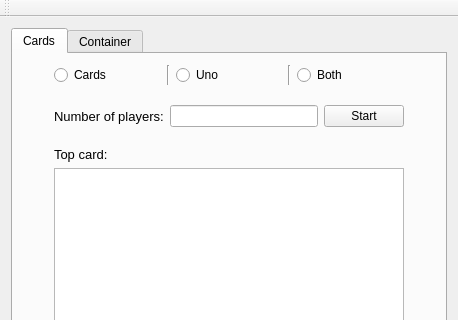
pavllan90/Card-Game, file mainwindow.ui: the form before one commit; both pictures show x 0 to 458 and y 0 to 320 of the 458 by 550 pixel window.
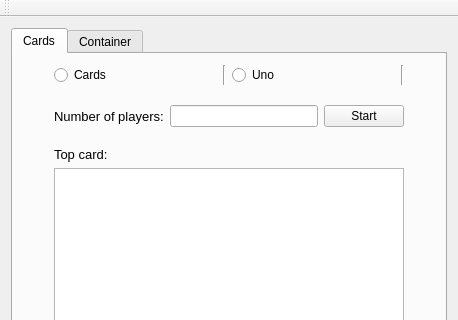
The form after the commit.

```diff
--- a/mainwindow.ui
+++ b/mainwindow.ui
@@ -55,13 +55,6 @@
             </property>
            </widget>
           </item>
-          <item>
-           <widget class="QRadioButton" name="radioButton_3">
-            <property name="text">
-             <string>Both</string>
-            </property>
-           </widget>
-          </item>
          </layout>
         </item>
         <item row="2" column="1">
```
